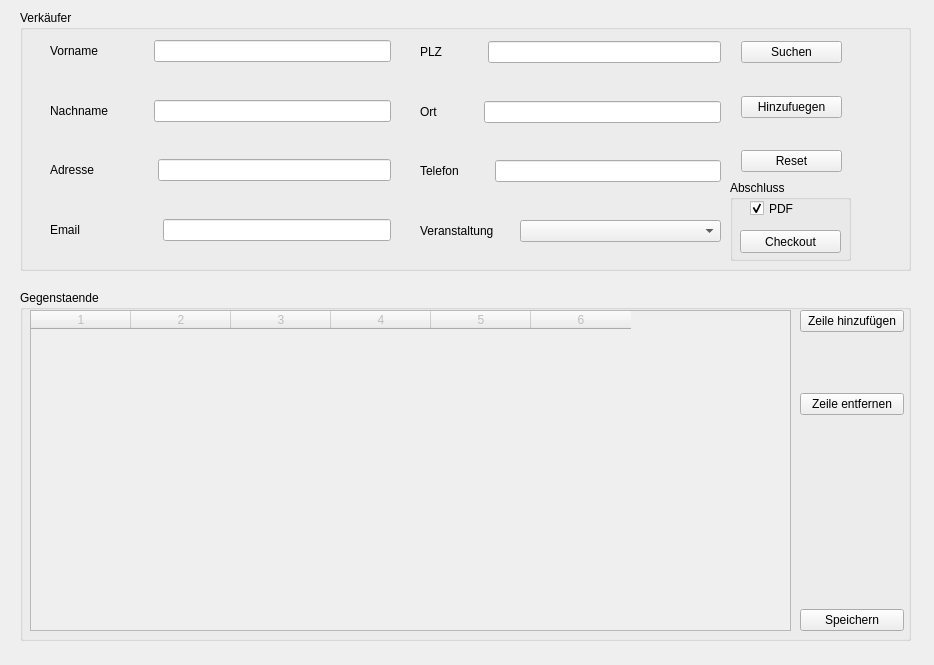
Before: the Qt Designer form iBasar/sellerregistrationwidget.ui in hoihrig/iBasar, drawn with Qt 5.
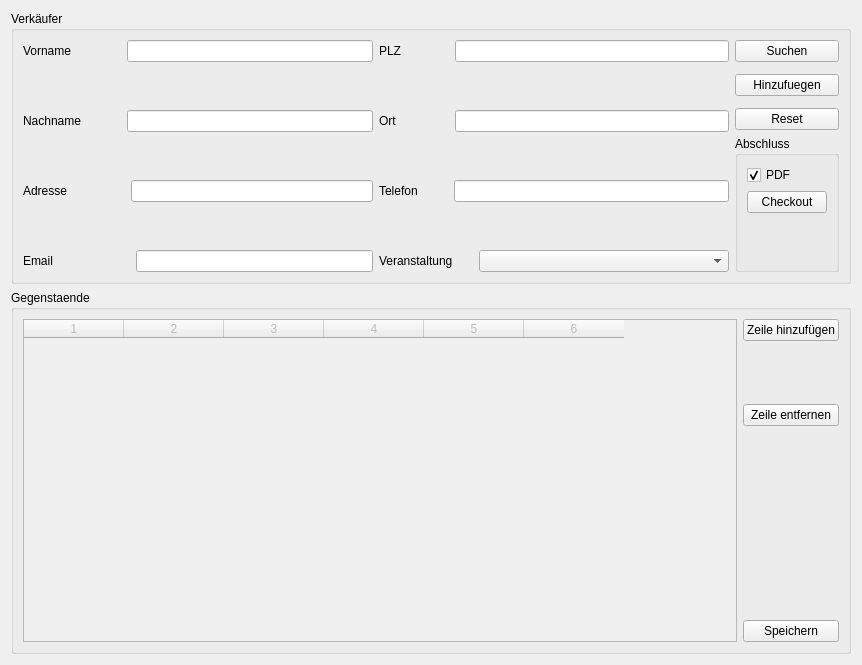
After: the same form once the commit is applied.

Commit message: Added proper Scaling to ui

Diff of the .ui file:
```diff
--- a/iBasar/sellerregistrationwidget.ui
+++ b/iBasar/sellerregistrationwidget.ui
@@ -6,34 +6,23 @@
    <rect>
     <x>0</x>
     <y>0</y>
-    <width>934</width>
+    <width>862</width>
     <height>665</height>
    </rect>
   </property>
   <property name="windowTitle">
    <string>Form</string>
   </property>
+  <layout class="QHBoxLayout" name="horizontalLayout_9">
+   <item>
+    <layout class="QVBoxLayout" name="verticalLayout_5" stretch="3,4">
+     <item>
   <widget class="QGroupBox" name="sellergroupbox">
-   <property name="geometry">
-    <rect>
-     <x>20</x>
-     <y>10</y>
-     <width>891</width>
-     <height>261</height>
-    </rect>
-   </property>
    <property name="title">
     <string>Verkäufer</string>
    </property>
-   <widget class="QWidget" name="layoutWidget">
-    <property name="geometry">
-     <rect>
-      <x>30</x>
-      <y>30</y>
-      <width>341</width>
-      <height>201</height>
-     </rect>
-    </property>
+       <layout class="QHBoxLayout" name="horizontalLayout_11">
+        <item>
     <layout class="QVBoxLayout" name="verticalLayout">
      <item>
       <layout class="QHBoxLayout" name="horizontalLayout_4">
@@ -241,75 +230,8 @@
       </layout>
      </item>
     </layout>
-   </widget>
-   <widget class="QWidget" name="layoutWidget">
-    <property name="geometry">
-     <rect>
-      <x>721</x>
-      <y>31</y>
-      <width>101</width>
-      <height>131</height>
-     </rect>
-    </property>
-    <layout class="QVBoxLayout" name="verticalLayout_3">
-     <item>
-      <widget class="QPushButton" name="sellersearchbtn">
-       <property name="text">
-        <string>Suchen</string>
-       </property>
-      </widget>
      </item>
      <item>
-      <spacer name="verticalSpacer_6">
-       <property name="orientation">
-        <enum>Qt::Vertical</enum>
-       </property>
-       <property name="sizeHint" stdset="0">
-        <size>
-         <width>20</width>
-         <height>18</height>
-        </size>
-       </property>
-      </spacer>
-     </item>
-     <item>
-      <widget class="QPushButton" name="selleraddbtn">
-       <property name="text">
-        <string>Hinzufuegen</string>
-       </property>
-      </widget>
-     </item>
-     <item>
-      <spacer name="verticalSpacer_7">
-       <property name="orientation">
-        <enum>Qt::Vertical</enum>
-       </property>
-       <property name="sizeHint" stdset="0">
-        <size>
-         <width>20</width>
-         <height>18</height>
-        </size>
-       </property>
-      </spacer>
-     </item>
-     <item>
-      <widget class="QPushButton" name="sellerresetbtn">
-       <property name="text">
-        <string>Reset</string>
-       </property>
-      </widget>
-     </item>
-    </layout>
-   </widget>
-   <widget class="QWidget" name="layoutWidget">
-    <property name="geometry">
-     <rect>
-      <x>400</x>
-      <y>31</y>
-      <width>301</width>
-      <height>201</height>
-     </rect>
-    </property>
     <layout class="QVBoxLayout" name="verticalLayout_2">
      <item>
       <layout class="QHBoxLayout" name="horizontalLayout_5">
@@ -327,7 +249,7 @@
          </property>
          <property name="sizeHint" stdset="0">
           <size>
-           <width>40</width>
+                <width>48</width>
            <height>20</height>
           </size>
          </property>
@@ -380,7 +302,7 @@
          </property>
          <property name="sizeHint" stdset="0">
           <size>
-           <width>40</width>
+                <width>52</width>
            <height>20</height>
           </size>
          </property>
@@ -505,28 +427,71 @@
       </layout>
      </item>
     </layout>
-   </widget>
+        </item>
+        <item>
+         <layout class="QVBoxLayout" name="verticalLayout_6" stretch="2,3">
+          <property name="sizeConstraint">
+           <enum>QLayout::SetDefaultConstraint</enum>
+          </property>
+          <item>
+           <layout class="QVBoxLayout" name="verticalLayout_3">
+            <item>
+             <widget class="QPushButton" name="sellersearchbtn">
+              <property name="text">
+               <string>Suchen</string>
+              </property>
+             </widget>
+            </item>
+            <item>
+             <spacer name="verticalSpacer_6">
+              <property name="orientation">
+               <enum>Qt::Vertical</enum>
+              </property>
+              <property name="sizeHint" stdset="0">
+               <size>
+                <width>20</width>
+                <height>18</height>
+               </size>
+              </property>
+             </spacer>
+            </item>
+            <item>
+             <widget class="QPushButton" name="selleraddbtn">
+              <property name="text">
+               <string>Hinzufuegen</string>
+              </property>
+             </widget>
+            </item>
+            <item>
+             <spacer name="verticalSpacer_7">
+              <property name="orientation">
+               <enum>Qt::Vertical</enum>
+              </property>
+              <property name="sizeHint" stdset="0">
+               <size>
+                <width>20</width>
+                <height>18</height>
+               </size>
+              </property>
+             </spacer>
+            </item>
+            <item>
+             <widget class="QPushButton" name="sellerresetbtn">
+              <property name="text">
+               <string>Reset</string>
+              </property>
+             </widget>
+            </item>
+           </layout>
+          </item>
+          <item>
    <widget class="QGroupBox" name="chkoutbox">
-    <property name="geometry">
-     <rect>
-      <x>710</x>
-      <y>170</y>
-      <width>121</width>
-      <height>81</height>
-     </rect>
-    </property>
     <property name="title">
      <string>Abschluss</string>
     </property>
+            <layout class="QFormLayout" name="formLayout">
+             <item row="0" column="0">
     <widget class="QCheckBox" name="pdfcheckBox">
-     <property name="geometry">
-      <rect>
-       <x>20</x>
-       <y>20</y>
-       <width>70</width>
-       <height>17</height>
-      </rect>
-     </property>
      <property name="text">
       <string>PDF</string>
      </property>
@@ -534,45 +499,33 @@
       <bool>true</bool>
      </property>
     </widget>
+             </item>
+             <item row="1" column="0">
     <widget class="QPushButton" name="sellerCheckoutbtn">
-     <property name="geometry">
-      <rect>
-       <x>10</x>
-       <y>50</y>
-       <width>101</width>
-       <height>23</height>
-      </rect>
-     </property>
      <property name="text">
       <string>Checkout</string>
      </property>
     </widget>
-   </widget>
-  </widget>
+             </item>
+            </layout>
+           </widget>
+          </item>
+         </layout>
+        </item>
+       </layout>
+      </widget>
+     </item>
+     <item>
   <widget class="QGroupBox" name="itemgroupbox">
-   <property name="geometry">
-    <rect>
-     <x>20</x>
-     <y>290</y>
-     <width>891</width>
-     <height>351</height>
-    </rect>
-   </property>
    <property name="title">
     <string>Gegenstaende</string>
    </property>
+       <layout class="QHBoxLayout" name="horizontalLayout_10">
+        <item>
    <widget class="QTableWidget" name="tableWidget">
     <property name="enabled">
      <bool>false</bool>
     </property>
-    <property name="geometry">
-     <rect>
-      <x>10</x>
-      <y>20</y>
-      <width>761</width>
-      <height>321</height>
-     </rect>
-    </property>
     <property name="rowCount">
      <number>0</number>
     </property>
@@ -589,15 +542,8 @@
     <column/>
     <column/>
    </widget>
-   <widget class="QWidget" name="layoutWidget">
-    <property name="geometry">
-     <rect>
-      <x>780</x>
-      <y>20</y>
-      <width>104</width>
-      <height>321</height>
-     </rect>
-    </property>
+        </item>
+        <item>
     <layout class="QVBoxLayout" name="verticalLayout_4">
      <item>
       <widget class="QPushButton" name="addRowbtn">
@@ -647,8 +593,13 @@
       </widget>
      </item>
     </layout>
-   </widget>
-  </widget>
+        </item>
+       </layout>
+      </widget>
+     </item>
+    </layout>
+   </item>
+  </layout>
  </widget>
  <resources/>
  <connections/>
```
Lines whose indentation alone changed are shown as unchanged. The commit also changes 4 other files.
